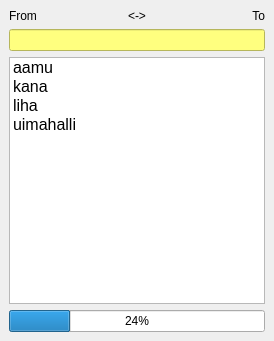
Above: src/firumainwindow.ui from sergburn/firu.qt before the change. Below: the same form after it.
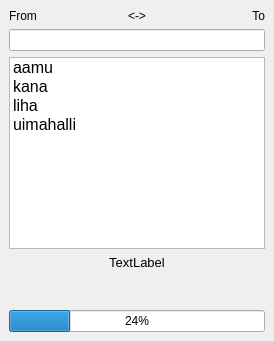
That is the form after the change.

What changed in the file:
```diff
--- a/src/firumainwindow.ui
+++ b/src/firumainwindow.ui
@@ -47,12 +47,7 @@
      </layout>
     </item>
     <item>
-     <widget class="QLineEdit" name="editInput">
-      <property name="styleSheet">
-       <string notr="true">color: rgb(0, 0, 0);
-background-color: rgb(255, 255, 127);</string>
-      </property>
-     </widget>
+     <widget class="QLineEdit" name="editInput"/>
     </item>
     <item>
      <widget class="QListWidget" name="listSources">
@@ -89,6 +84,30 @@
       </item>
      </widget>
     </item>
+    <item>
+     <widget class="QLabel" name="laWordCount">
+      <property name="sizePolicy">
+       <sizepolicy hsizetype="Preferred" vsizetype="Expanding">
+        <horstretch>0</horstretch>
+        <verstretch>0</verstretch>
+       </sizepolicy>
+      </property>
+      <property name="font">
+       <font>
+        <pointsize>10</pointsize>
+       </font>
+      </property>
+      <property name="text">
+       <string>TextLabel</string>
+      </property>
+      <property name="alignment">
+       <set>Qt::AlignHCenter|Qt::AlignTop</set>
+      </property>
+      <property name="wordWrap">
+       <bool>true</bool>
+      </property>
+     </widget>
+    </item>
     <item>
      <widget class="QProgressBar" name="progressBar">
       <property name="value">
```
Left out of the diff: 7 changed lines with no effect on the pictures.
